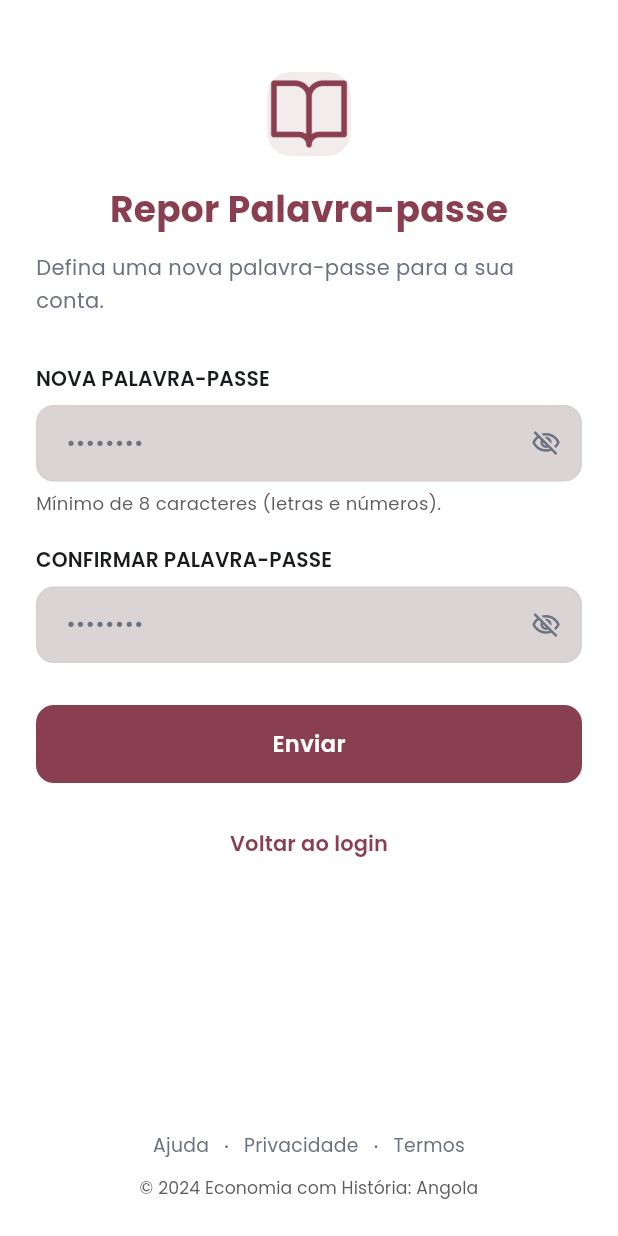
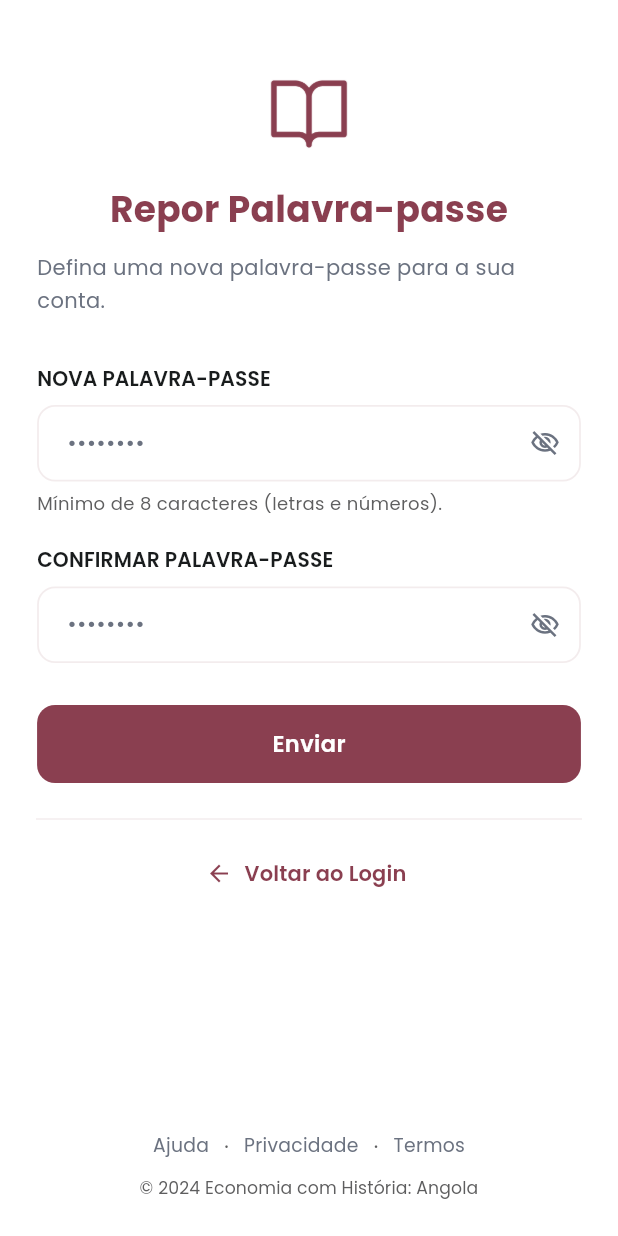
Before and after one commit to Jorgevictor26/economia-com-historia, a Flutter app: the EsqueceuSenhaScreen screen opened directly, after a tap on "Enviar", on a phone screen of 412 x 824 dp. Run offline on Flutter 3.47's test engine with Material 3 defaults, Android fonts, the phone set to English and light mode, and no system bars; our stand-ins replace image_picker, shared_preferences; accounts and stored records are empty.

Commit message:
login screens corrections

```diff
--- a/FrontEnd-Mobile/lib/Screens/criar_conta_screen.dart
+++ b/FrontEnd-Mobile/lib/Screens/criar_conta_screen.dart
@@ -56,30 +56,6 @@ class _CriarContaScreenState extends State<CriarContaScreen> {
                 width: double.infinity,
 
                 padding: const EdgeInsets.all(24),
-
-                decoration: BoxDecoration(
-                  color: AppColors.cardBackground,
-
-                  borderRadius: BorderRadius.circular(20),
-
-                  boxShadow: [
-                    BoxShadow(
-                      color: const Color(0xFF857275).withOpacity(0.10),
-
-                      blurRadius: 20,
-
-                      offset: const Offset(0, 4),
-                    ),
-
-                    BoxShadow(
-                      color: Colors.black.withOpacity(0.04),
-
-                      blurRadius: 8,
-
-                      offset: const Offset(0, 2),
-                    ),
-                  ],
-                ),
 
                 child: Column(
                   crossAxisAlignment: CrossAxisAlignment.start,
@@ -220,7 +196,7 @@ class _CriarContaScreenState extends State<CriarContaScreen> {
                         style: ElevatedButton.styleFrom(
                           backgroundColor: AppColors.primary,
 
-                          disabledBackgroundColor: AppColors.inputFill,
+                          disabledBackgroundColor: AppColors.disabledBackground,
 
                           foregroundColor: Colors.white,
 
--- a/FrontEnd-Mobile/lib/Screens/esqueceu_senha_screen.dart
+++ b/FrontEnd-Mobile/lib/Screens/esqueceu_senha_screen.dart
@@ -23,46 +23,58 @@ class _EsqueceuSenhaScreenState extends State<EsqueceuSenhaScreen> {
 
   @override
   Widget build(BuildContext context) {
+    final screenWidth = MediaQuery.of(context).size.width;
+    final contentWidth = screenWidth > 480 ? 420.0 : screenWidth * 0.88;
+
     return Scaffold(
       backgroundColor: AppColors.background,
-
       body: SafeArea(
-        child: SingleChildScrollView(
-          padding: const EdgeInsets.symmetric(horizontal: 24.0, vertical: 32.0),
-
+        child: ConstrainedBox(
+          constraints: BoxConstraints(
+            minHeight:
+                MediaQuery.of(context).size.height -
+                MediaQuery.of(context).padding.top -
+                MediaQuery.of(context).padding.bottom,
+          ),
+          child: Padding(
+            padding: const EdgeInsets.symmetric(
+              horizontal: 24.0,
+              vertical: 32.0,
+            ),
             child: Column(
               crossAxisAlignment: CrossAxisAlignment.center,
-
               children: [
                 const SizedBox(height: 24),
 
-              const AuthHeader(title: 'Recuperar Acesso'),
+                const AuthHeader(title: 'Esqueci minha senha'),
 
                 const SizedBox(height: 12),
 
-              const Text(
+                SizedBox(
+                  width: contentWidth,
+                  child: const Text(
                     'Introduza o seu e-mail para receber um link de redefinição de palavra-passe.',
-
                     textAlign: TextAlign.center,
-
                     style: TextStyle(
                       fontSize: 14,
                       color: AppColors.textMedium,
                       height: 1.55,
                     ),
                   ),
+                ),
 
                 const SizedBox(height: 36),
 
+                SizedBox(
+                  width: contentWidth,
+                  child: Column(
+                    crossAxisAlignment: CrossAxisAlignment.start,
+                    children: [
                       const FieldLabel(label: 'Endereço de E-mail'),
-
                       const SizedBox(height: 8),
-
                       AppTextField(
                         controller: _emailController,
-
                         hintText: 'exemplo@universidade.ao',
-
                         keyboardType: TextInputType.emailAddress,
                       ),
 
@@ -70,10 +82,9 @@ class _EsqueceuSenhaScreenState extends State<EsqueceuSenhaScreen> {
 
                       SizedBox(
                         width: double.infinity,
-
                         height: 52,
-
-                child: ElevatedButton(
+                        child: FilledButton(
+                          // ← era ElevatedButton
                           onPressed: () {
                             Navigator.push(
                               context,
@@ -82,22 +93,18 @@ class _EsqueceuSenhaScreenState extends State<EsqueceuSenhaScreen> {
                               ),
                             );
                           },
-
-                  style: ElevatedButton.styleFrom(
+                          style: FilledButton.styleFrom(
                             backgroundColor: AppColors.primary,
-
                             foregroundColor: Colors.white,
-
                             shape: RoundedRectangleBorder(
-                      borderRadius: BorderRadius.circular(14),
+                              borderRadius: BorderRadius.circular(
+                                8,
+                              ), // ← era 14
                             ),
-
                             elevation: 0,
                           ),
-
                           child: const Text(
                             'Enviar',
-
                             style: TextStyle(
                               fontSize: 16,
                               fontWeight: FontWeight.w600,
@@ -106,17 +113,20 @@ class _EsqueceuSenhaScreenState extends State<EsqueceuSenhaScreen> {
                           ),
                         ),
                       ),
+                    ],
+                  ),
+                ),
 
                 const SizedBox(height: 20),
 
                 const BackToLoginLink(),
 
-              const SizedBox(height: 80),
+                const Spacer(), // ← empurra o footer para o fundo
 
                 const FooterSection(),
-
                 const SizedBox(height: 16),
               ],
+            ),
           ),
         ),
       ),
--- a/FrontEnd-Mobile/lib/Screens/login_screen.dart
+++ b/FrontEnd-Mobile/lib/Screens/login_screen.dart
@@ -75,22 +75,7 @@ class _LoginScreenState extends State<LoginScreen> {
               Container(
                 width: double.infinity,
                 padding: const EdgeInsets.all(24),
-                decoration: BoxDecoration(
-                  color: AppColors.cardBackground,
-                  borderRadius: BorderRadius.circular(20),
-                  boxShadow: [
-                    BoxShadow(
-                      color: const Color(0xFF857275).withOpacity(0.10),
-                      blurRadius: 20,
-                      offset: const Offset(0, 4),
-                    ),
-                    BoxShadow(
-                      color: Colors.black.withOpacity(0.04),
-                      blurRadius: 8,
-                      offset: const Offset(0, 2),
-                    ),
-                  ],
-                ),
+
                 child: Column(
                   crossAxisAlignment: CrossAxisAlignment.start,
                   children: [
--- a/FrontEnd-Mobile/lib/Screens/repor_palavra_passe.dart
+++ b/FrontEnd-Mobile/lib/Screens/repor_palavra_passe.dart
@@ -78,6 +78,9 @@ class _ReporPalavraPasseScreenState extends State<ReporPalavraPasseScreen> {
 
   @override
   Widget build(BuildContext context) {
+    final screenWidth = MediaQuery.of(context).size.width;
+    final contentWidth = screenWidth > 480 ? 420.0 : screenWidth * 0.88;
+
     return Scaffold(
       backgroundColor: AppColors.background,
       body: SafeArea(
@@ -92,7 +95,7 @@ class _ReporPalavraPasseScreenState extends State<ReporPalavraPasseScreen> {
             ),
             child: IntrinsicHeight(
               child: Column(
-                crossAxisAlignment: CrossAxisAlignment.stretch,
+                crossAxisAlignment: CrossAxisAlignment.center, // ← era stretch
                 children: [
                   const SizedBox(height: 48),
 
@@ -102,7 +105,9 @@ class _ReporPalavraPasseScreenState extends State<ReporPalavraPasseScreen> {
                   const SizedBox(height: 12),
 
                   // ── Texto descritivo ────────────────────────────────────
-                  const Text(
+                  SizedBox(
+                    width: contentWidth,
+                    child: const Text(
                       'Defina uma nova palavra-passe para a sua conta.',
                       textAlign: TextAlign.left,
                       style: TextStyle(
@@ -111,10 +116,16 @@ class _ReporPalavraPasseScreenState extends State<ReporPalavraPasseScreen> {
                         height: 1.55,
                       ),
                     ),
+                  ),
 
                   const SizedBox(height: 32),
 
-                  // ── Campo: Nova Palavra-passe ────────────────────────────
+                  // ── Campos + Botão dentro de um bloco com largura fixa ──
+                  SizedBox(
+                    width: contentWidth,
+                    child: Column(
+                      crossAxisAlignment: CrossAxisAlignment.start,
+                      children: [
                         const FieldLabel(label: 'NOVA PALAVRA-PASSE'),
                         const SizedBox(height: 8),
                         AppTextField(
@@ -137,7 +148,6 @@ class _ReporPalavraPasseScreenState extends State<ReporPalavraPasseScreen> {
                         ),
                         const SizedBox(height: 6),
 
-                  // ── Hint de validação ────────────────────────────────────
                         const Text(
                           'Mínimo de 8 caracteres (letras e números).',
                           style: TextStyle(
@@ -149,7 +159,6 @@ class _ReporPalavraPasseScreenState extends State<ReporPalavraPasseScreen> {
 
                         const SizedBox(height: 20),
 
-                  // ── Campo: Confirmar Palavra-passe ───────────────────────
                         const FieldLabel(label: 'CONFIRMAR PALAVRA-PASSE'),
                         const SizedBox(height: 8),
                         AppTextField(
@@ -166,23 +175,25 @@ class _ReporPalavraPasseScreenState extends State<ReporPalavraPasseScreen> {
                               size: 20,
                             ),
                             onPressed: () => setState(
-                        () => _confirmarSenhaVisivel = !_confirmarSenhaVisivel,
+                              () => _confirmarSenhaVisivel =
+                                  !_confirmarSenhaVisivel,
                             ),
                           ),
                         ),
 
                         const SizedBox(height: 28),
 
-                  // ── Botão principal: Enviar ──────────────────────────────
-                  FilledButton(
+                        // ── Botão ──────────────────────────────────────────
+                        SizedBox(
+                          width: double.infinity,
+                          height: 52,
+                          child: FilledButton(
                             onPressed: _isLoading ? null : _handleEnviar,
                             style: FilledButton.styleFrom(
                               backgroundColor: AppColors.primary,
-                      disabledBackgroundColor: AppColors.primary.withOpacity(
-                        0.6,
-                      ),
+                              disabledBackgroundColor: AppColors.primary
+                                  .withOpacity(0.6),
                               foregroundColor: Colors.white,
-                      minimumSize: const Size.fromHeight(52),
                               shape: RoundedRectangleBorder(
                                 borderRadius: BorderRadius.circular(12),
                               ),
@@ -204,15 +215,17 @@ class _ReporPalavraPasseScreenState extends State<ReporPalavraPasseScreen> {
                                   )
                                 : const Text('Enviar'),
                           ),
+                        ),
+                      ],
+                    ),
+                  ),
 
                   const SizedBox(height: 16),
 
-                  // ── Link: Voltar ao Início de Sessão ─────────────────────
                   const Center(child: BackToLoginLink()),
 
                   const Spacer(),
 
-                  // ── Footer ───────────────────────────────────────────────
                   const FooterSection(),
                   const SizedBox(height: 24),
                 ],
--- a/FrontEnd-Mobile/lib/theme/app_colors.dart
+++ b/FrontEnd-Mobile/lib/theme/app_colors.dart
@@ -11,7 +11,9 @@ class AppColors {
 
   static const cardBackground = Color(0xFFFFFFFF);
 
-  static const inputFill = Color(0x4D857275);
+  static const inputFill = Color(0XFFFFFFFF);
+
+  static const disabledBackground = Color(0x4D857275);
 
   static const textDark = Color(0xFF191C1D);
 
--- a/FrontEnd-Mobile/lib/widgets/auth_widgets.dart
+++ b/FrontEnd-Mobile/lib/widgets/auth_widgets.dart
@@ -11,19 +11,11 @@ class AuthHeader extends StatelessWidget {
   Widget build(BuildContext context) {
     return Column(
       children: [
-        Container(
+        Image.asset(
+          'assets/images/Logo.png',
           width: 56,
           height: 56,
-          decoration: BoxDecoration(
-            color: AppColors.borderSoft,
-            borderRadius: BorderRadius.circular(16),
-          ),
-          child: Image.asset(
-            'assets/images/Logo.png',
-            width: 80,
-            height: 80,
-            color: AppColors.primary,
-          ),
+          color: AppColors.primary,
         ),
 
         const SizedBox(height: 20),
@@ -132,16 +124,32 @@ class BackToLoginLink extends StatelessWidget {
 
   @override
   Widget build(BuildContext context) {
-    return TextButton(
-      onPressed: () {
-        Navigator.pop(context);
-      },
+    return Column(
+      children: [
+        // ── Linha separadora ──
+        Divider(color: AppColors.borderSoft, thickness: 1),
 
-      child: const Text(
-        'Voltar ao login',
+        const SizedBox(height: 4),
 
-        style: TextStyle(color: AppColors.primary, fontWeight: FontWeight.w600),
-      ),
+        // ── Botão com seta ──
+        TextButton.icon(
+          onPressed: () {
+            Navigator.pop(context);
+          },
+          icon: const Icon(
+            Icons.arrow_back,
+            color: AppColors.primary,
+            size: 18,
+          ),
+          label: const Text(
+            'Voltar ao Login',
+            style: TextStyle(
+              color: AppColors.primary,
+              fontWeight: FontWeight.w600,
+            ),
+          ),
+        ),
+      ],
     );
   }
 }
```
Lines whose indentation alone changed are shown as unchanged.
